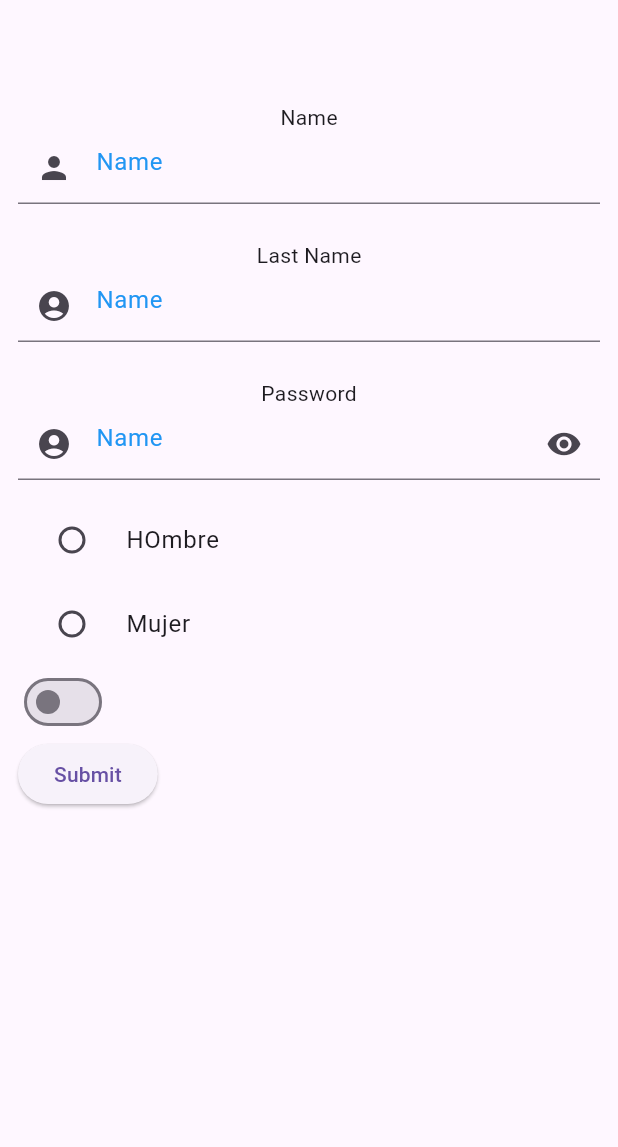
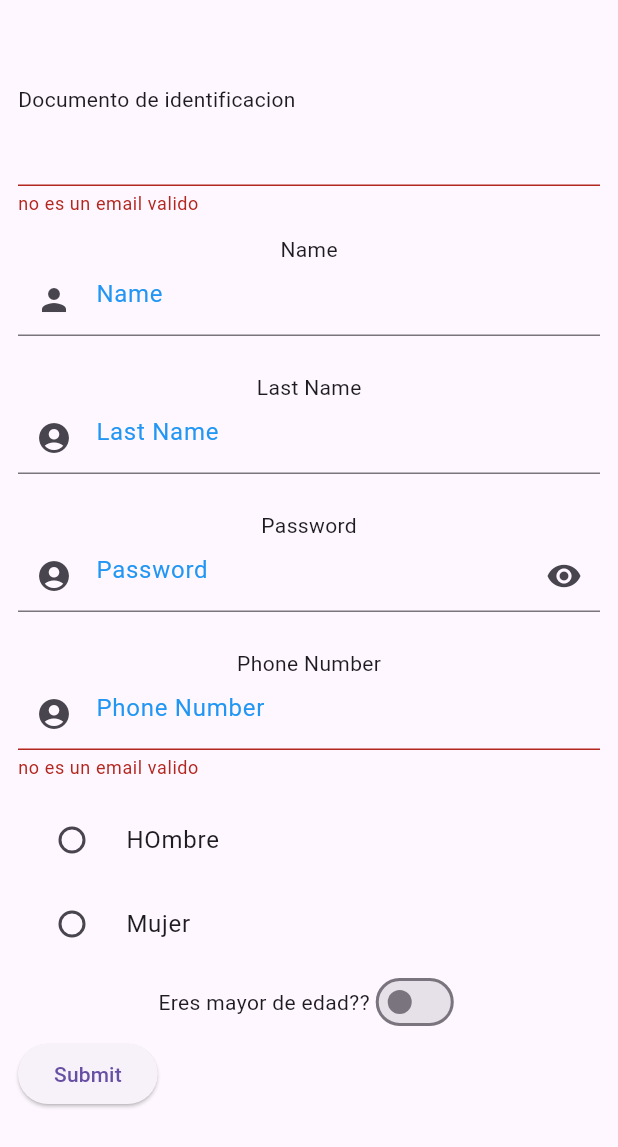
Before and after one commit to csandovalgt/bootcamp_lessons, a Flutter app: the screen it shows after launch, after a tap on "Submit", on a phone screen of 412 x 824 dp. Shown: the top 1147 px of the screen. Run offline on Flutter 3.47's test engine with Material 2 defaults, Android fonts, the phone set to English and light mode, and no system bars.

Commit message:
form fields

```diff
--- a/lib/ui/components/custom_form_field.dart
+++ b/lib/ui/components/custom_form_field.dart
@@ -8,7 +8,10 @@ class CustomFormField extends StatelessWidget {
   final Widget? suffixIcon;
   final FocusNode? focusNode;
   final Function(String) onSubmit;
-  const CustomFormField({Key? key,
+  final TextInputType keyboardType;
+  final String? Function(String?)? validator;
+  const CustomFormField({
+    Key? key,
     required this.controller,
     required this.label,
     this.prefixIcon,
@@ -16,6 +19,8 @@ class CustomFormField extends StatelessWidget {
     this.suffixIcon,
     this.focusNode,
     required this.onSubmit,
+    this.keyboardType = TextInputType.text,
+    this.validator,
   }) : super(key: key);
 
   @override
@@ -26,27 +31,24 @@ class CustomFormField extends StatelessWidget {
       ),
       child: Column(
         children: [
-          Text(
-              label
-          ),
+          Text(label),
           TextFormField(
             focusNode: focusNode,
             controller: controller,
+            keyboardType: keyboardType,
             obscureText: isPassword,
             onFieldSubmitted: (String value) {
               onSubmit(value);
             },
             decoration: InputDecoration(
-              hintText: "Name",
+              hintText: label,
               hintStyle: TextStyle(
                 color: Colors.blue,
               ),
               prefixIcon: prefixIcon,
               suffixIcon: suffixIcon,
             ),
-            validator: (value) {
-              return "soy un mensaje de error";
-            },
+            validator: validator,
           ),
         ],
       ),
--- a/lib/ui/views/home_view.dart
+++ b/lib/ui/views/home_view.dart
@@ -17,6 +17,7 @@ class _HomeViewState extends State<HomeView> {
   final TextEditingController _nameController = TextEditingController();
   final TextEditingController _lastnameController = TextEditingController();
   final TextEditingController _passwordController = TextEditingController();
+  final TextEditingController _phoneController = TextEditingController();
   bool isPasswordHidden = true;
   FocusNode _nameFocusNode = FocusNode();
   FocusNode _lastnameFocusNode = FocusNode();
@@ -51,6 +52,15 @@ class _HomeViewState extends State<HomeView> {
                 child: Column(
                   crossAxisAlignment: CrossAxisAlignment.start,
                   children: <Widget>[
+                    Text("Documento de identificacion"),
+                    TextFormField(
+                      validator: (value) {
+                        if (!isValidEmail(value!)) {
+                          return "no es un email valido";
+                        }
+                        return null;
+                      },
+                    ),
                     CustomFormField(
                       label: "Name",
                       controller: _nameController,
@@ -99,6 +109,23 @@ class _HomeViewState extends State<HomeView> {
                         print("todos los datos completos");
                       },
                     ),
+                    CustomFormField(
+                      label: "Phone Number",
+                      controller: _phoneController,
+                      keyboardType: TextInputType.number,
+                      prefixIcon: const Icon(
+                        Icons.account_circle,
+                      ),
+                      onSubmit: (String val) {
+                        _passwordFocusNode.requestFocus();
+                      },
+                      validator: (value) {
+                        if (!isValidEmail(value!)) {
+                          return "no es un email valido";
+                        }
+                        return null;
+                      },
+                    ),
                     RadioListTile(
                         title: Text("HOmbre"),
                         value: "Carlos",
@@ -117,6 +144,10 @@ class _HomeViewState extends State<HomeView> {
                             _name = val ?? "";
                           });
                         }),
+                    Row(
+                      mainAxisAlignment: MainAxisAlignment.center,
+                      children: [
+                        Text("Eres mayor de edad??"),
                         Switch(
                             value: _isSelected,
                             onChanged: (val) {
@@ -124,18 +155,33 @@ class _HomeViewState extends State<HomeView> {
                                 _isSelected = val;
                               });
                             }),
+                      ],
+                    ),
                     ElevatedButton(
                       onPressed: () {
-                        /*if (_formKey.currentState!.validate()) {
+                        /// validación con el formulario
+                        if (_formKey.currentState!.validate()) {
                           ScaffoldMessenger.of(context).showSnackBar(
                             const SnackBar(
                               content: Text('Processing Data'),
                             ),
                           );
+                        }
+
+                        /// validaciones manuales
+                        /*if (_isSelected) {
+                          ScaffoldMessenger.of(context).showSnackBar(
+                            const SnackBar(
+                              content: Text('Bienvenido, eres mayor de edad'),
+                            ),
+                          );
+                        } else {
+                          ScaffoldMessenger.of(context).showSnackBar(
+                            const SnackBar(
+                              content: Text('Lo sentimos, no eres mayor de edad'),
+                            ),
+                          );
                         }*/
-                        // asyncMethod();
-
-                        print(_nameController.value.text);
                       },
                       child: const Text('Submit'),
                     ),
@@ -155,4 +201,11 @@ class _HomeViewState extends State<HomeView> {
     });
     print("a todos");
   }
+
+  bool isValidEmail(String email) {
+    final RegExp emailRegex = RegExp(
+      r'^[a-zA-Z0-9._%+-]+@[a-zA-Z0-9.-]+\.[a-zA-Z]{2,}$',
+    );
+    return emailRegex.hasMatch(email);
   }
+}
```
Lines whose indentation alone changed are shown as unchanged.
